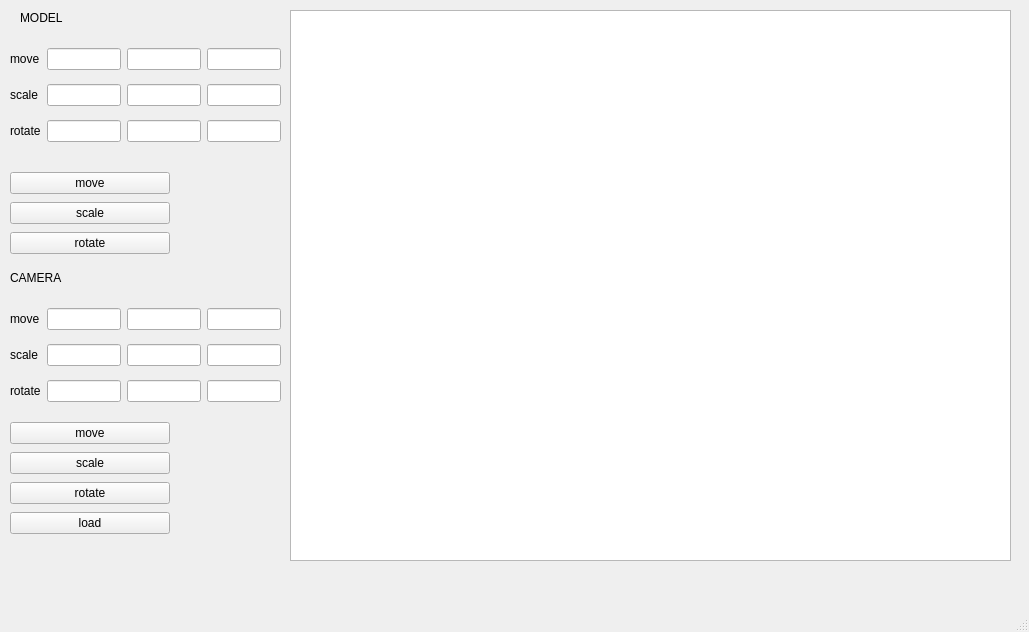
First picture: the form in lab_03/View/view.ui, repository katya-varlamova/4-sem-oop, before the edit.
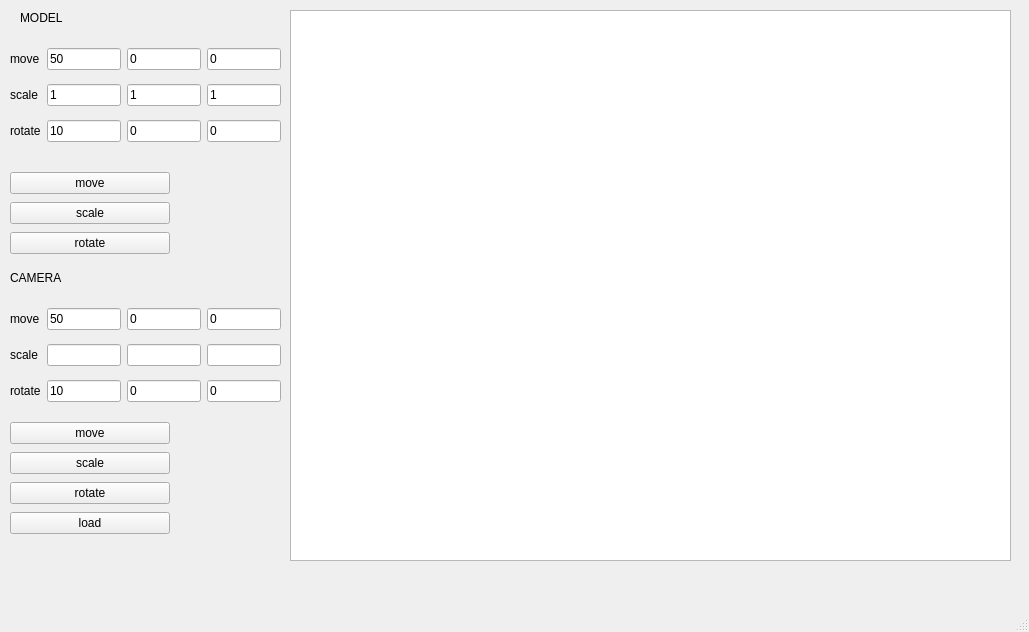
Second picture: the form after the edit.

Diff of the .ui file:
```diff
--- a/lab_03/View/view.ui
+++ b/lab_03/View/view.ui
@@ -25,22 +25,46 @@
     </property>
     <layout class="QGridLayout" name="gridLayout">
      <item row="0" column="3">
-      <widget class="QLineEdit" name="moveXModelText"/>
+      <widget class="QLineEdit" name="moveXModelText">
+       <property name="text">
+        <string>50</string>
+       </property>
+      </widget>
      </item>
      <item row="1" column="3">
-      <widget class="QLineEdit" name="scaleXModelText"/>
+      <widget class="QLineEdit" name="scaleXModelText">
+       <property name="text">
+        <string>1</string>
+       </property>
+      </widget>
      </item>
      <item row="0" column="5">
-      <widget class="QLineEdit" name="moveZModelText"/>
+      <widget class="QLineEdit" name="moveZModelText">
+       <property name="text">
+        <string>0</string>
+       </property>
+      </widget>
      </item>
      <item row="1" column="4">
-      <widget class="QLineEdit" name="scaleYModelText"/>
+      <widget class="QLineEdit" name="scaleYModelText">
+       <property name="text">
+        <string>1</string>
+       </property>
+      </widget>
      </item>
      <item row="2" column="4">
-      <widget class="QLineEdit" name="rotateYModelText"/>
+      <widget class="QLineEdit" name="rotateYModelText">
+       <property name="text">
+        <string>0</string>
+       </property>
+      </widget>
      </item>
      <item row="2" column="5">
-      <widget class="QLineEdit" name="rotateZModelText"/>
+      <widget class="QLineEdit" name="rotateZModelText">
+       <property name="text">
+        <string>0</string>
+       </property>
+      </widget>
      </item>
      <item row="0" column="0">
       <widget class="QLabel" name="label">
@@ -50,7 +74,11 @@
       </widget>
      </item>
      <item row="0" column="4">
-      <widget class="QLineEdit" name="moveYModelText"/>
+      <widget class="QLineEdit" name="moveYModelText">
+       <property name="text">
+        <string>0</string>
+       </property>
+      </widget>
      </item>
      <item row="1" column="0">
       <widget class="QLabel" name="label_3">
@@ -60,7 +88,11 @@
       </widget>
      </item>
      <item row="1" column="5">
-      <widget class="QLineEdit" name="scaleZModelText"/>
+      <widget class="QLineEdit" name="scaleZModelText">
+       <property name="text">
+        <string>1</string>
+       </property>
+      </widget>
      </item>
      <item row="2" column="0">
       <widget class="QLabel" name="label_2">
@@ -70,7 +102,11 @@
       </widget>
      </item>
      <item row="2" column="3">
-      <widget class="QLineEdit" name="rotateXModelText"/>
+      <widget class="QLineEdit" name="rotateXModelText">
+       <property name="text">
+        <string>10</string>
+       </property>
+      </widget>
      </item>
     </layout>
    </widget>
@@ -85,22 +121,38 @@
     </property>
     <layout class="QGridLayout" name="gridLayout_2">
      <item row="0" column="3">
-      <widget class="QLineEdit" name="moveXCameraText"/>
+      <widget class="QLineEdit" name="moveXCameraText">
+       <property name="text">
+        <string>50</string>
+       </property>
+      </widget>
      </item>
      <item row="1" column="3">
       <widget class="QLineEdit" name="lineEdit_8"/>
      </item>
      <item row="0" column="5">
-      <widget class="QLineEdit" name="moveZCameraText"/>
+      <widget class="QLineEdit" name="moveZCameraText">
+       <property name="text">
+        <string>0</string>
+       </property>
+      </widget>
      </item>
      <item row="1" column="4">
       <widget class="QLineEdit" name="lineEdit_13"/>
      </item>
      <item row="2" column="4">
-      <widget class="QLineEdit" name="rotateYCameraText"/>
+      <widget class="QLineEdit" name="rotateYCameraText">
+       <property name="text">
+        <string>0</string>
+       </property>
+      </widget>
      </item>
      <item row="2" column="5">
-      <widget class="QLineEdit" name="rotateZCameraText"/>
+      <widget class="QLineEdit" name="rotateZCameraText">
+       <property name="text">
+        <string>0</string>
+       </property>
+      </widget>
      </item>
      <item row="0" column="0">
       <widget class="QLabel" name="label_4">
@@ -110,7 +162,11 @@
       </widget>
      </item>
      <item row="0" column="4">
-      <widget class="QLineEdit" name="moveYCameraText"/>
+      <widget class="QLineEdit" name="moveYCameraText">
+       <property name="text">
+        <string>0</string>
+       </property>
+      </widget>
      </item>
      <item row="1" column="0">
       <widget class="QLabel" name="label_5">
@@ -130,7 +186,11 @@
       </widget>
      </item>
      <item row="2" column="3">
-      <widget class="QLineEdit" name="rotateXCameraText"/>
+      <widget class="QLineEdit" name="rotateXCameraText">
+       <property name="text">
+        <string>10</string>
+       </property>
+      </widget>
      </item>
     </layout>
    </widget>
```
Left out of the diff: 6 changed lines with no effect on the pictures.
